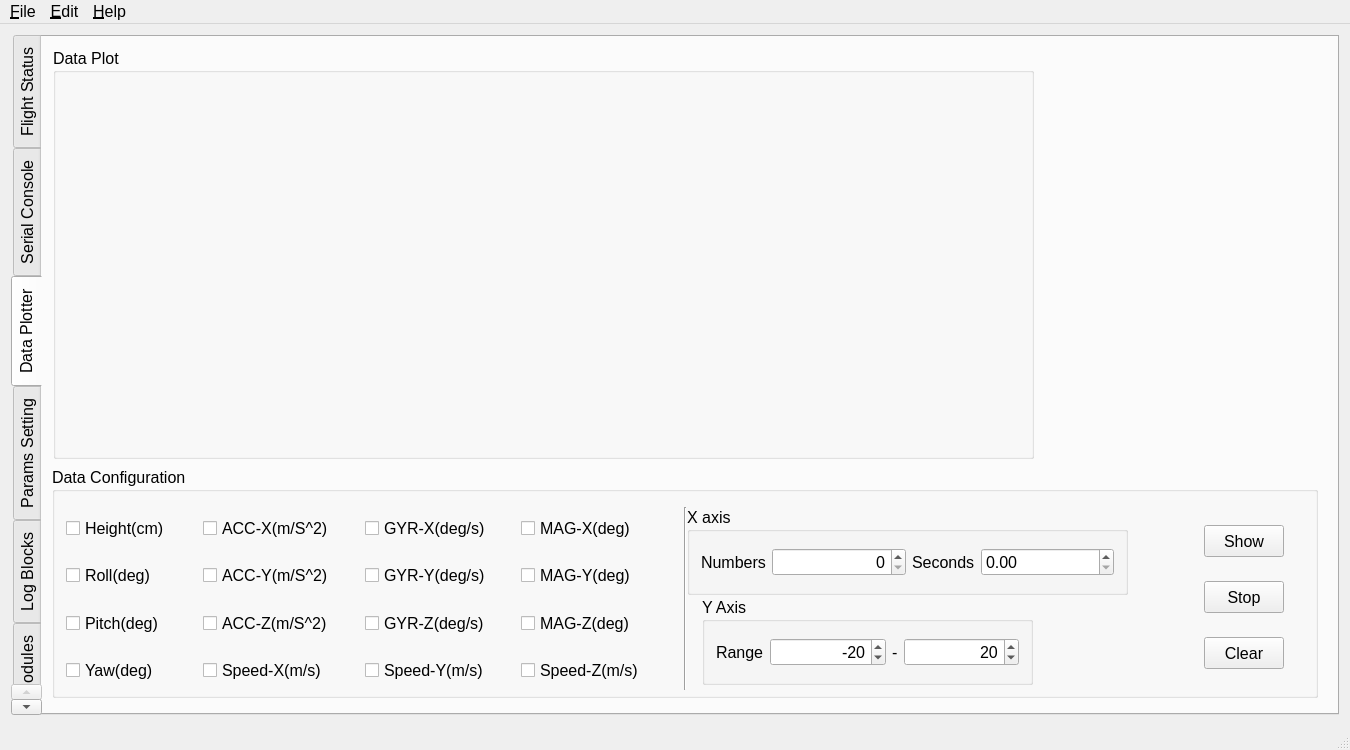
Above: form/flight_control_station.ui from microdynamics-robot-quadcopter/breeze_flight_control_station before the change. Below: the same form after it.
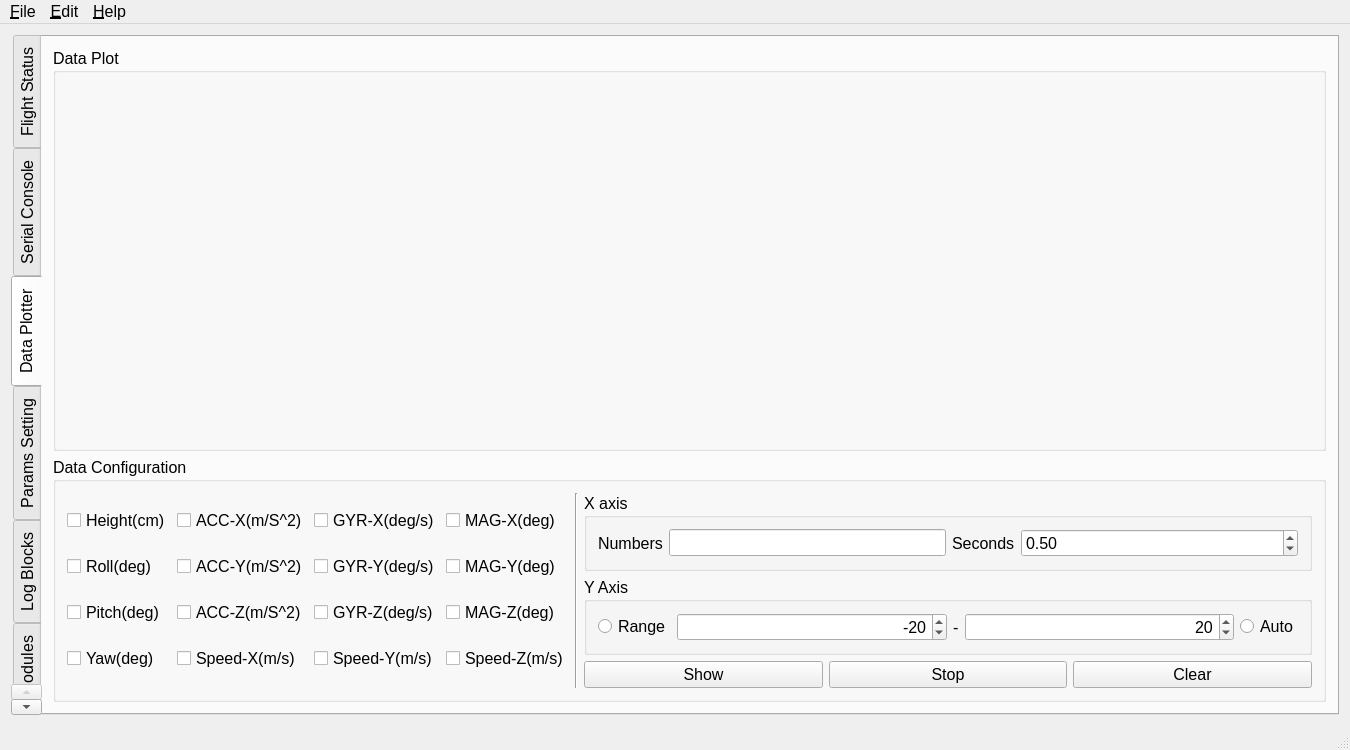
That is the form after the change. The open tabs and pages were chosen to show the change. Custom widgets are drawn as their Qt base class.

Commit message: Finish Data Plotter

What changed in the file:
```diff
--- a/form/flight_control_station.ui
+++ b/form/flight_control_station.ui
@@ -1453,14 +1453,14 @@
        <attribute name="title">
         <string>Data Plotter</string>
        </attribute>
+       <layout class="QGridLayout" name="gridLayout_24">
+        <item row="0" column="0">
        <widget class="QGroupBox" name="group_box_data_plot">
-        <property name="geometry">
-         <rect>
-          <x>11</x>
-          <y>11</y>
-          <width>981</width>
-          <height>411</height>
-         </rect>
+          <property name="sizePolicy">
+           <sizepolicy hsizetype="Preferred" vsizetype="MinimumExpanding">
+            <horstretch>0</horstretch>
+            <verstretch>0</verstretch>
+           </sizepolicy>
         </property>
         <property name="title">
          <string>Data Plot</string>
@@ -1471,268 +1471,48 @@
          </item>
         </layout>
        </widget>
-       <widget class="QGroupBox" name="group_bax_data_configuration">
-        <property name="geometry">
-         <rect>
-          <x>10</x>
-          <y>430</y>
-          <width>1266</width>
-          <height>231</height>
-         </rect>
-        </property>
-        <property name="sizePolicy">
-         <sizepolicy hsizetype="Preferred" vsizetype="Maximum">
-          <horstretch>0</horstretch>
-          <verstretch>0</verstretch>
-         </sizepolicy>
-        </property>
+        </item>
+        <item row="1" column="0">
+         <widget class="QGroupBox" name="group_box_data_configuration">
         <property name="title">
          <string>Data Configuration</string>
         </property>
-        <widget class="QCheckBox" name="check_box_height">
-         <property name="geometry">
-          <rect>
-           <x>14</x>
-           <y>47</y>
-           <width>130</width>
-           <height>29</height>
-          </rect>
-         </property>
+          <layout class="QGridLayout" name="gridLayout_23">
+           <item row="2" column="2">
+            <widget class="QPushButton" name="push_button_show">
          <property name="text">
-          <string>Height(cm)</string>
-         </property>
-        </widget>
-        <widget class="QCheckBox" name="check_box_roll">
-         <property name="geometry">
-          <rect>
-           <x>14</x>
-           <y>94</y>
-           <width>112</width>
-           <height>29</height>
-          </rect>
-         </property>
+              <string>Show</string>
+             </property>
+            </widget>
+           </item>
+           <item row="2" column="3">
+            <widget class="QPushButton" name="push_button_stop">
          <property name="text">
-          <string>Roll(deg)</string>
-         </property>
-        </widget>
-        <widget class="QCheckBox" name="check_box_pitch">
-         <property name="geometry">
-          <rect>
-           <x>14</x>
-           <y>142</y>
-           <width>123</width>
-           <height>29</height>
-          </rect>
-         </property>
+              <string>Stop</string>
+             </property>
+            </widget>
+           </item>
+           <item row="2" column="4">
+            <widget class="QPushButton" name="push_button_clear_plot">
          <property name="text">
-          <string>Pitch(deg)</string>
-         </property>
-        </widget>
-        <widget class="QCheckBox" name="check_box_yaw">
-         <property name="geometry">
-          <rect>
-           <x>14</x>
-           <y>189</y>
-           <width>114</width>
-           <height>29</height>
-          </rect>
-         </property>
-         <property name="text">
-          <string>Yaw(deg)</string>
-         </property>
-        </widget>
-        <widget class="QCheckBox" name="check_box_acc_x">
-         <property name="geometry">
-          <rect>
-           <x>151</x>
-           <y>47</y>
-           <width>155</width>
-           <height>29</height>
-          </rect>
-         </property>
-         <property name="text">
-          <string>ACC-X(m/S^2)</string>
-         </property>
-        </widget>
-        <widget class="QCheckBox" name="check_box_acc_y">
-         <property name="geometry">
-          <rect>
-           <x>151</x>
-           <y>94</y>
-           <width>153</width>
-           <height>29</height>
-          </rect>
-         </property>
-         <property name="text">
-          <string>ACC-Y(m/S^2)</string>
-         </property>
-        </widget>
-        <widget class="QCheckBox" name="check_box_acc_z">
-         <property name="geometry">
-          <rect>
-           <x>151</x>
-           <y>142</y>
-           <width>154</width>
-           <height>29</height>
-          </rect>
-         </property>
-         <property name="text">
-          <string>ACC-Z(m/S^2)</string>
-         </property>
-        </widget>
-        <widget class="QCheckBox" name="check_box_gyr_x">
-         <property name="geometry">
-          <rect>
-           <x>313</x>
-           <y>47</y>
-           <width>149</width>
-           <height>29</height>
-          </rect>
-         </property>
-         <property name="text">
-          <string>GYR-X(deg/s)</string>
-         </property>
-        </widget>
-        <widget class="QCheckBox" name="check_box_gyr_y">
-         <property name="geometry">
-          <rect>
-           <x>313</x>
-           <y>94</y>
-           <width>148</width>
-           <height>29</height>
-          </rect>
-         </property>
-         <property name="text">
-          <string>GYR-Y(deg/s)</string>
-         </property>
-        </widget>
-        <widget class="QCheckBox" name="check_box_gyr_z">
-         <property name="geometry">
-          <rect>
-           <x>313</x>
-           <y>142</y>
-           <width>148</width>
-           <height>29</height>
-          </rect>
-         </property>
-         <property name="text">
-          <string>GYR-Z(deg/s)</string>
-         </property>
-        </widget>
-        <widget class="QCheckBox" name="check_box_mag_x">
-         <property name="geometry">
-          <rect>
-           <x>469</x>
-           <y>47</y>
-           <width>138</width>
-           <height>29</height>
-          </rect>
-         </property>
-         <property name="text">
-          <string>MAG-X(deg)</string>
-         </property>
-        </widget>
-        <widget class="QCheckBox" name="check_box_mag_y">
-         <property name="geometry">
-          <rect>
-           <x>469</x>
-           <y>94</y>
-           <width>137</width>
-           <height>29</height>
-          </rect>
-         </property>
-         <property name="text">
-          <string>MAG-Y(deg)</string>
-         </property>
-        </widget>
-        <widget class="QCheckBox" name="check_box_mag_z">
-         <property name="geometry">
-          <rect>
-           <x>469</x>
-           <y>142</y>
-           <width>137</width>
-           <height>29</height>
-          </rect>
-         </property>
-         <property name="text">
-          <string>MAG-Z(deg)</string>
-         </property>
-        </widget>
-        <widget class="QCheckBox" name="check_speed_x">
-         <property name="geometry">
-          <rect>
-           <x>151</x>
-           <y>189</y>
-           <width>150</width>
-           <height>29</height>
-          </rect>
-         </property>
-         <property name="text">
-          <string>Speed-X(m/s)</string>
-         </property>
-        </widget>
-        <widget class="QCheckBox" name="check_speed_y">
-         <property name="geometry">
-          <rect>
-           <x>313</x>
-           <y>189</y>
-           <width>149</width>
-           <height>29</height>
-          </rect>
-         </property>
-         <property name="text">
-          <string>Speed-Y(m/s)</string>
-         </property>
-        </widget>
-        <widget class="QCheckBox" name="check_speed_z">
-         <property name="geometry">
-          <rect>
-           <x>469</x>
-           <y>189</y>
-           <width>149</width>
-           <height>29</height>
-          </rect>
-         </property>
-         <property name="text">
-          <string>Speed-Z(m/s)</string>
-         </property>
-        </widget>
-        <widget class="Line" name="line_data_configuration">
-         <property name="geometry">
-          <rect>
-           <x>625</x>
-           <y>40</y>
-           <width>16</width>
-           <height>183</height>
-          </rect>
-         </property>
-         <property name="orientation">
-          <enum>Qt::Vertical</enum>
-         </property>
-        </widget>
+              <string>Clear</string>
+             </property>
+            </widget>
+           </item>
+           <item row="1" column="2" colspan="3">
         <widget class="QGroupBox" name="group_box_y_axis">
-         <property name="geometry">
-          <rect>
-           <x>650</x>
-           <y>130</y>
-           <width>331</width>
-           <height>88</height>
-          </rect>
-         </property>
          <property name="title">
           <string>Y Axis</string>
          </property>
          <layout class="QGridLayout" name="gridLayout_20">
-          <item row="0" column="0">
-           <layout class="QHBoxLayout" name="horizontal_layout_y_axis">
-            <item>
-             <widget class="QLabel" name="label_range_y_axis">
+              <item row="0" column="2">
+               <widget class="QLabel" name="label_dash_y_axis">
               <property name="text">
-               <string>Range</string>
+                 <string>-</string>
               </property>
              </widget>
             </item>
-            <item>
+              <item row="0" column="1">
              <widget class="QSpinBox" name="spin_box_range_lower">
               <property name="sizePolicy">
                <sizepolicy hsizetype="Expanding" vsizetype="Fixed">
@@ -1754,14 +1534,7 @@
               </property>
              </widget>
             </item>
-            <item>
-             <widget class="QLabel" name="label_dash_y_axis">
-              <property name="text">
-               <string>-</string>
-              </property>
-             </widget>
-            </item>
-            <item>
+              <item row="0" column="3">
              <widget class="QSpinBox" name="spin_box_range_upper">
               <property name="sizePolicy">
                <sizepolicy hsizetype="Expanding" vsizetype="Fixed">
@@ -1777,92 +1550,54 @@
               </property>
              </widget>
             </item>
-           </layout>
-          </item>
-         </layout>
-        </widget>
-        <widget class="QPushButton" name="push_button_show">
-         <property name="geometry">
-          <rect>
-           <x>1152</x>
-           <y>58</y>
-           <width>80</width>
-           <height>32</height>
-          </rect>
-         </property>
+              <item row="0" column="4">
+               <widget class="QRadioButton" name="radio_button_auto">
          <property name="text">
-          <string>Show</string>
-         </property>
-        </widget>
-        <widget class="QPushButton" name="push_button_clear_plot">
-         <property name="geometry">
-          <rect>
-           <x>1152</x>
-           <y>170</y>
-           <width>80</width>
-           <height>32</height>
-          </rect>
-         </property>
+                 <string>Auto</string>
+                </property>
+               </widget>
+              </item>
+              <item row="0" column="0">
+               <widget class="QRadioButton" name="radio_Button_range_y_axis">
          <property name="text">
-          <string>Clear</string>
-         </property>
-        </widget>
-        <widget class="QPushButton" name="push_button_stop">
-         <property name="geometry">
-          <rect>
-           <x>1152</x>
-           <y>114</y>
-           <width>80</width>
-           <height>32</height>
-          </rect>
-         </property>
-         <property name="text">
-          <string>Stop</string>
-         </property>
-        </widget>
+                 <string>Range</string>
+                </property>
+               </widget>
+              </item>
+             </layout>
+            </widget>
+           </item>
+           <item row="0" column="2" colspan="3">
         <widget class="QGroupBox" name="group_box_x_axis">
-         <property name="geometry">
-          <rect>
-           <x>635</x>
-           <y>40</y>
-           <width>441</width>
-           <height>88</height>
-          </rect>
-         </property>
          <property name="title">
           <string>X axis</string>
          </property>
          <layout class="QGridLayout" name="gridLayout_21">
           <item row="0" column="0">
-           <layout class="QHBoxLayout" name="horizontal_layout_x_axis">
-            <item>
              <widget class="QLabel" name="label_numbers">
               <property name="text">
                <string>Numbers</string>
               </property>
              </widget>
             </item>
-            <item>
-             <widget class="QSpinBox" name="spin_box_numbers">
+              <item row="0" column="1">
+               <widget class="QLineEdit" name="line_edit_numbers">
               <property name="sizePolicy">
                <sizepolicy hsizetype="Expanding" vsizetype="Fixed">
                 <horstretch>0</horstretch>
                 <verstretch>0</verstretch>
                </sizepolicy>
               </property>
-              <property name="alignment">
-               <set>Qt::AlignRight|Qt::AlignTrailing|Qt::AlignVCenter</set>
-              </property>
-             </widget>
-            </item>
-            <item>
+               </widget>
+              </item>
+              <item row="0" column="2">
              <widget class="QLabel" name="label_seconds">
               <property name="text">
                <string>Seconds</string>
               </property>
              </widget>
             </item>
-            <item>
+              <item row="0" column="3">
              <widget class="QDoubleSpinBox" name="double_spin_box_seconds">
               <property name="sizePolicy">
                <sizepolicy hsizetype="Expanding" vsizetype="Fixed">
@@ -1870,35 +1605,144 @@
                 <verstretch>0</verstretch>
                </sizepolicy>
               </property>
+                <property name="singleStep">
+                 <double>0.500000000000000</double>
+                </property>
+                <property name="value">
+                 <double>0.500000000000000</double>
+                </property>
              </widget>
             </item>
            </layout>
-          </item>
-         </layout>
-        </widget>
-        <zorder>check_box_acc_x</zorder>
-        <zorder>check_box_acc_y</zorder>
-        <zorder>check_box_acc_z</zorder>
-        <zorder>check_box_gyr_x</zorder>
-        <zorder>check_box_gyr_y</zorder>
-        <zorder>check_box_gyr_z</zorder>
-        <zorder>check_box_mag_x</zorder>
-        <zorder>check_box_mag_y</zorder>
-        <zorder>check_box_mag_z</zorder>
-        <zorder>check_speed_x</zorder>
-        <zorder>check_speed_y</zorder>
-        <zorder>check_speed_z</zorder>
-        <zorder>line_data_configuration</zorder>
-        <zorder>group_box_y_axis</zorder>
-        <zorder>check_box_yaw</zorder>
-        <zorder>check_box_roll</zorder>
-        <zorder>check_box_height</zorder>
-        <zorder>check_box_pitch</zorder>
-        <zorder>push_button_show</zorder>
-        <zorder>push_button_clear_plot</zorder>
-        <zorder>push_button_stop</zorder>
-        <zorder>group_box_x_axis</zorder>
-       </widget>
+            </widget>
+           </item>
+           <item row="0" column="0" rowspan="3">
+            <layout class="QGridLayout" name="gridLayout_22">
+             <item row="0" column="0">
+              <widget class="QCheckBox" name="check_box_height">
+               <property name="text">
+                <string>Height(cm)</string>
+               </property>
+              </widget>
+             </item>
+             <item row="0" column="1">
+              <widget class="QCheckBox" name="check_box_acc_x">
+               <property name="text">
+                <string>ACC-X(m/S^2)</string>
+               </property>
+              </widget>
+             </item>
+             <item row="0" column="2">
+              <widget class="QCheckBox" name="check_box_gyr_x">
+               <property name="text">
+                <string>GYR-X(deg/s)</string>
+               </property>
+              </widget>
+             </item>
+             <item row="0" column="3">
+              <widget class="QCheckBox" name="check_box_mag_x">
+               <property name="text">
+                <string>MAG-X(deg)</string>
+               </property>
+              </widget>
+             </item>
+             <item row="1" column="0">
+              <widget class="QCheckBox" name="check_box_roll">
+               <property name="text">
+                <string>Roll(deg)</string>
+               </property>
+              </widget>
+             </item>
+             <item row="1" column="1">
+              <widget class="QCheckBox" name="check_box_acc_y">
+               <property name="text">
+                <string>ACC-Y(m/S^2)</string>
+               </property>
+              </widget>
+             </item>
+             <item row="1" column="2">
+              <widget class="QCheckBox" name="check_box_gyr_y">
+               <property name="text">
+                <string>GYR-Y(deg/s)</string>
+               </property>
+              </widget>
+             </item>
+             <item row="1" column="3">
+              <widget class="QCheckBox" name="check_box_mag_y">
+               <property name="text">
+                <string>MAG-Y(deg)</string>
+               </property>
+              </widget>
+             </item>
+             <item row="2" column="0">
+              <widget class="QCheckBox" name="check_box_pitch">
+               <property name="text">
+                <string>Pitch(deg)</string>
+               </property>
+              </widget>
+             </item>
+             <item row="2" column="1">
+              <widget class="QCheckBox" name="check_box_acc_z">
+               <property name="text">
+                <string>ACC-Z(m/S^2)</string>
+               </property>
+              </widget>
+             </item>
+             <item row="2" column="2">
+              <widget class="QCheckBox" name="check_box_gyr_z">
+               <property name="text">
+                <string>GYR-Z(deg/s)</string>
+               </property>
+              </widget>
+             </item>
+             <item row="2" column="3">
+              <widget class="QCheckBox" name="check_box_mag_z">
+               <property name="text">
+                <string>MAG-Z(deg)</string>
+               </property>
+              </widget>
+             </item>
+             <item row="3" column="0">
+              <widget class="QCheckBox" name="check_box_yaw">
+               <property name="text">
+                <string>Yaw(deg)</string>
+               </property>
+              </widget>
+             </item>
+             <item row="3" column="1">
+              <widget class="QCheckBox" name="check_speed_x">
+               <property name="text">
+                <string>Speed-X(m/s)</string>
+               </property>
+              </widget>
+             </item>
+             <item row="3" column="2">
+              <widget class="QCheckBox" name="check_speed_y">
+               <property name="text">
+                <string>Speed-Y(m/s)</string>
+               </property>
+              </widget>
+             </item>
+             <item row="3" column="3">
+              <widget class="QCheckBox" name="check_speed_z">
+               <property name="text">
+                <string>Speed-Z(m/s)</string>
+               </property>
+              </widget>
+             </item>
+            </layout>
+           </item>
+           <item row="0" column="1" rowspan="3">
+            <widget class="Line" name="line_data_configuration">
+             <property name="orientation">
+              <enum>Qt::Vertical</enum>
+             </property>
+            </widget>
+           </item>
+          </layout>
+         </widget>
+        </item>
+       </layout>
       </widget>
       <widget class="QWidget" name="tab_params_setting">
        <attribute name="title">
```
Left out of the diff: 8 changed lines with no effect on the pictures. Lines whose indentation alone changed are shown as unchanged.
